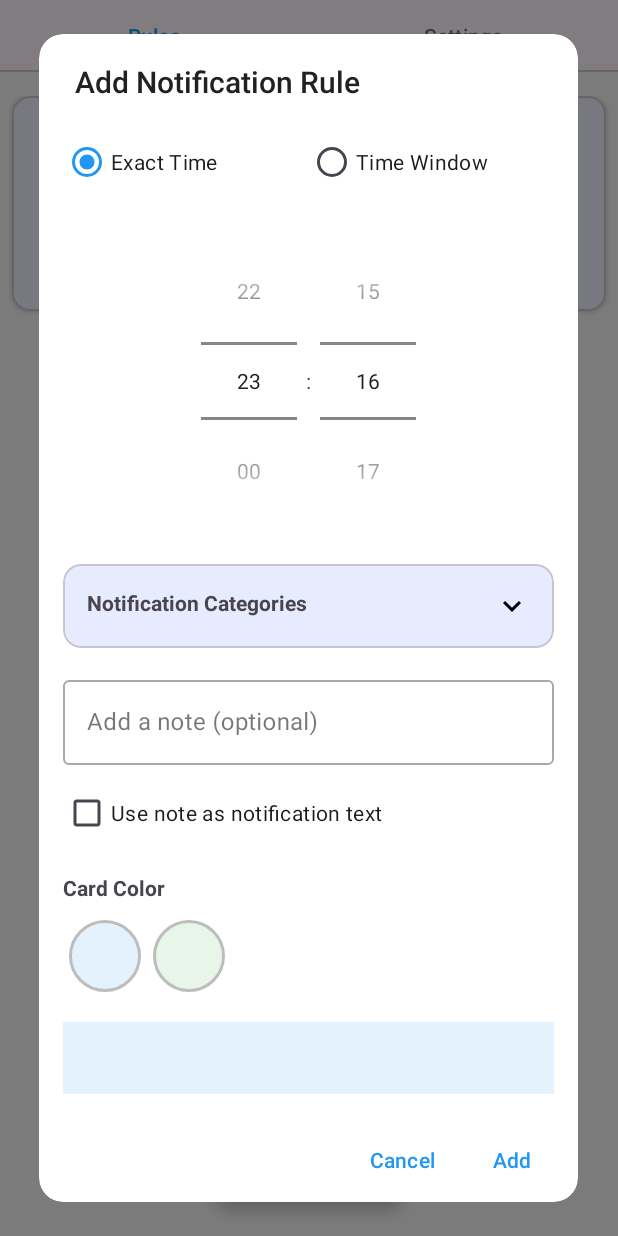
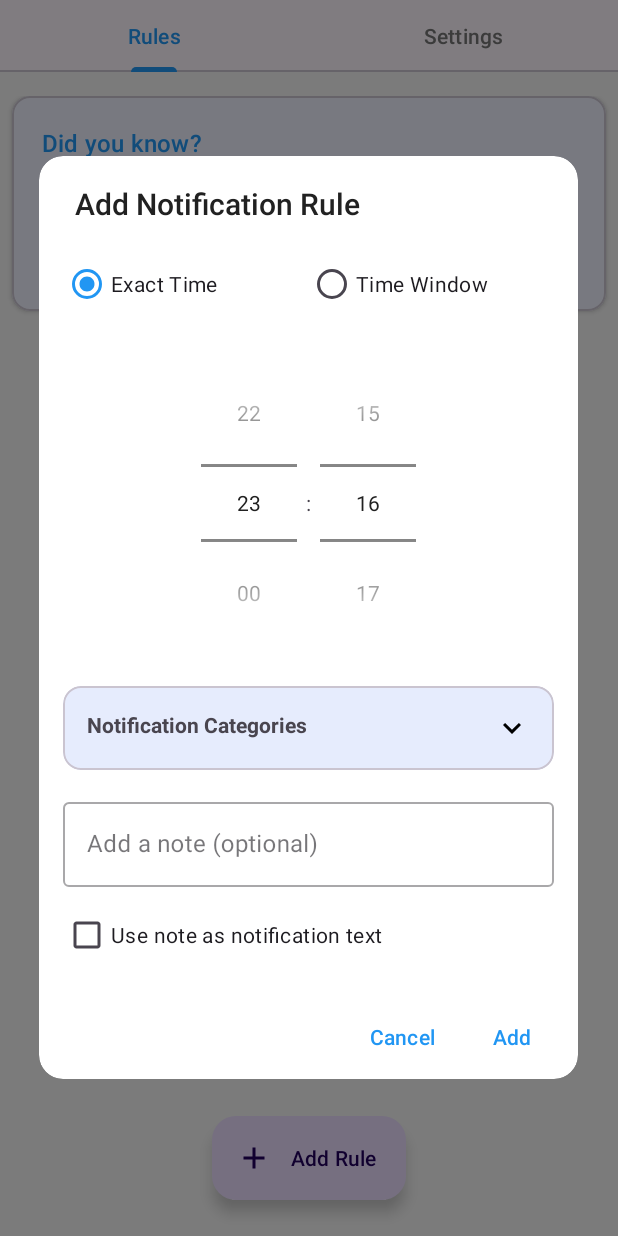
Before and after one commit to marcoperic/DiabetesNotificaionsAndroid, an Android app: the screen it shows after launch (MainActivity), after a tap on "Add Rule", on a phone screen of 412 x 824 dp. Run offline under Robolectric (Android 15) with nearby library versions, the phone set to English and light mode, and no system bars.

Commit message:
undo color preview etc

```diff
--- a/app/src/main/res/layout/dialog_add_rule.xml
+++ b/app/src/main/res/layout/dialog_add_rule.xml
@@ -199,41 +199,4 @@
         android:layout_marginTop="8dp"
         android:text="@string/use_note_as_notification"/>
 
-    <TextView
-        android:layout_width="wrap_content"
-        android:layout_height="wrap_content"
-        android:text="Card Color"
-        android:textStyle="bold"
-        android:layout_marginTop="16dp"
-        android:layout_marginBottom="8dp"/>
-
-    <RadioGroup
-        android:id="@+id/colorRadioGroup"
-        android:layout_width="match_parent"
-        android:layout_height="wrap_content"
-        android:orientation="horizontal">
-
-        <RadioButton
-            android:id="@+id/colorBlue"
-            android:layout_width="48dp"
-            android:layout_height="48dp"
-            android:background="@drawable/circle_blue"
-            android:button="@null"
-            android:layout_margin="4dp"/>
-
-        <RadioButton
-            android:id="@+id/colorGreen"
-            android:layout_width="48dp"
-            android:layout_height="48dp"
-            android:background="@drawable/circle_green"
-            android:button="@null"
-            android:layout_margin="4dp"/>
-    </RadioGroup>
-
-    <View
-        android:id="@+id/colorPreview"
-        android:layout_width="match_parent"
-        android:layout_height="48dp"
-        android:layout_marginTop="16dp"
-        android:background="@color/rule_color_blue"/>
 </LinearLayout>
--- a/app/src/main/res/layout/dialog_edit_rule.xml
+++ b/app/src/main/res/layout/dialog_edit_rule.xml
@@ -81,10 +81,4 @@
             android:layout_margin="4dp"/>
     </RadioGroup>
 
-    <View
-        android:id="@+id/colorPreview"
-        android:layout_width="match_parent"
-        android:layout_height="48dp"
-        android:layout_marginTop="16dp"
-        android:background="@color/rule_color_blue"/>
 </LinearLayout>
```
